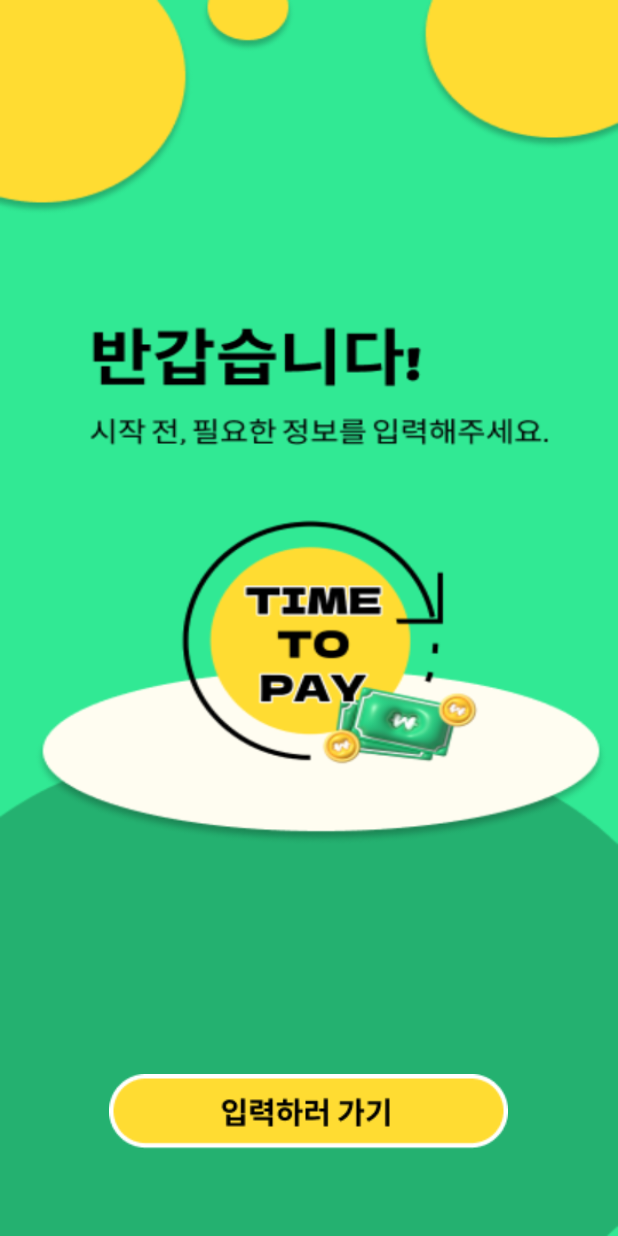
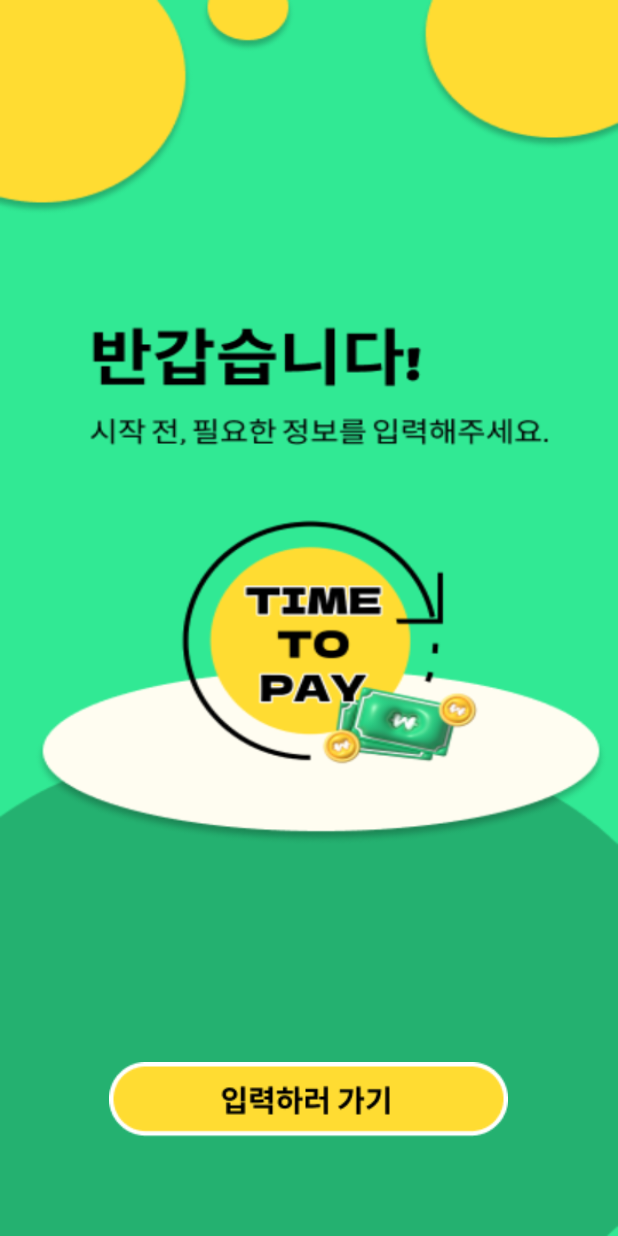
Before and after one commit to jyty0807/Time_to_pay, an Android app: the MainActivity screen opened directly, with no data from a screen before it, on a phone screen of 412 x 824 dp. Run offline under Robolectric (Android 15) with nearby library versions, the phone set to English and light mode, and no system bars.

Commit message:
시작 화면 버튼 안 뜨는 문제 해결

```diff
--- a/app/src/main/res/layout/activity_main.xml
+++ b/app/src/main/res/layout/activity_main.xml
@@ -15,7 +15,8 @@
         android:id="@+id/startButton"
         android:layout_width="wrap_content"
         android:layout_height="wrap_content"
-        android:layout_marginTop="700dp"
+        android:layout_alignParentBottom="true"
+        android:layout_marginBottom="50dp"
         android:layout_centerHorizontal="true"
         android:background="@drawable/info_button" />
 
```
